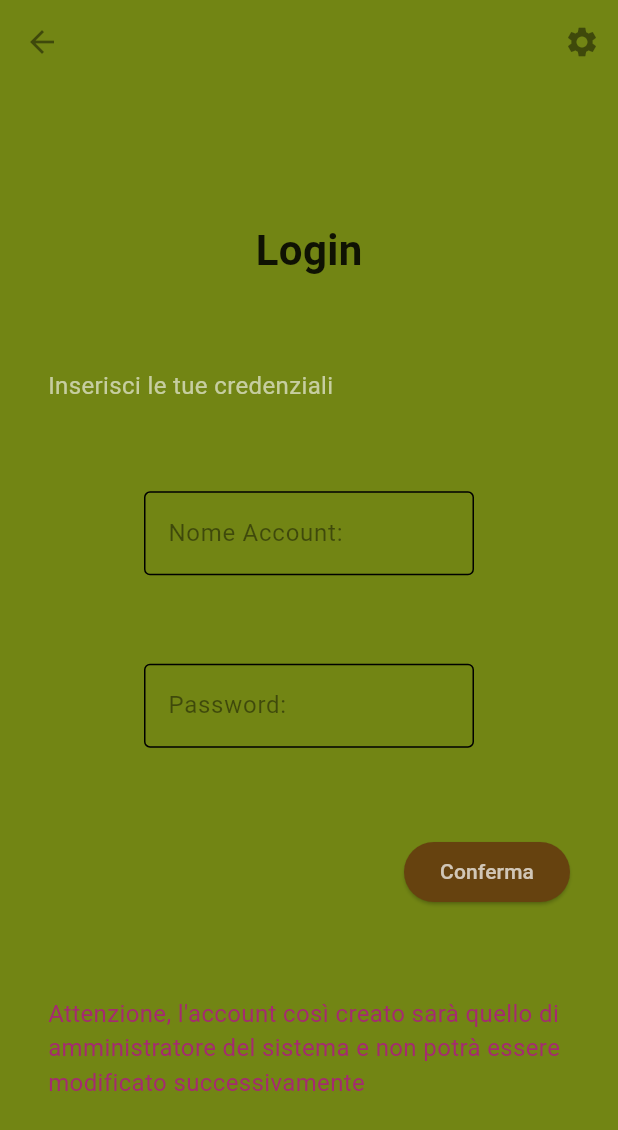
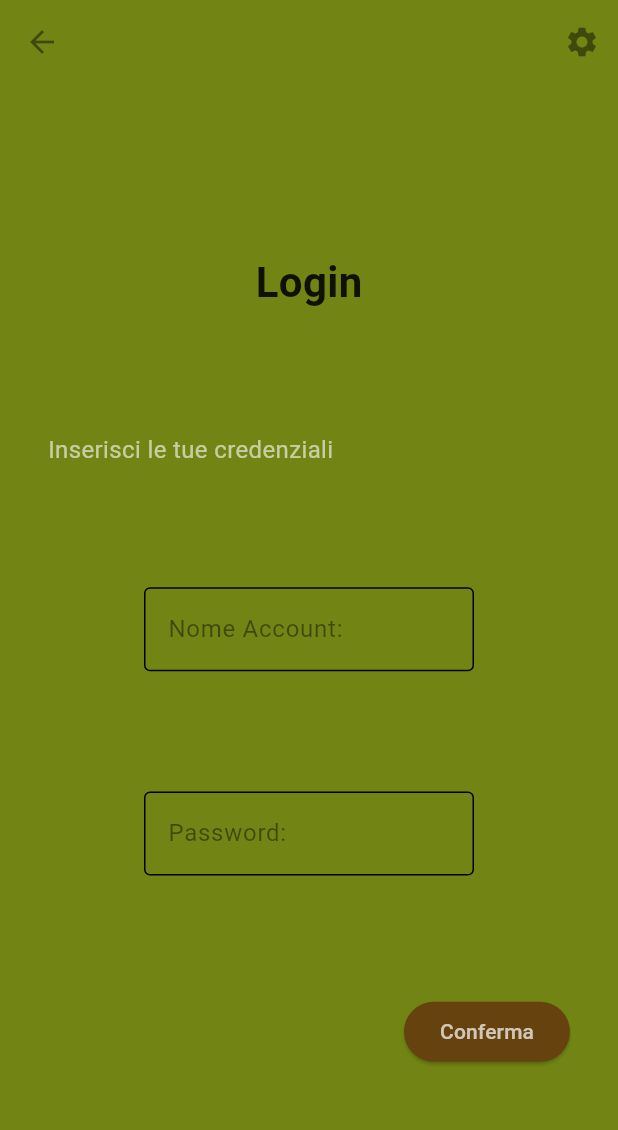
Before and after one commit to LQ95/ingsw_frontend, a Flutter app: the SchermataLogin screen opened directly, on a phone screen of 412 x 824 dp. Shown: the top 1130 px of the screen. Run offline on Flutter 3.47's test engine with Material 2 defaults, Android fonts, the light colour scheme and no system bars; our stand-ins replace quickalert; Roboto replaces fonts that are missing (Segoe UI).

Commit message:
Update SchermataLogin.dart

```diff
--- a/lib/SchermataLogin.dart
+++ b/lib/SchermataLogin.dart
@@ -127,17 +127,6 @@ class  SchermataLogin extends StatelessWidget{
                   )
                 ],
               ),
-              const Row(
-                mainAxisAlignment: MainAxisAlignment.start,
-                children: <Widget>[
-                  Expanded(child: Text(
-                    "Attenzione, l'account così creato sarà quello di amministratore del sistema e non potrà essere modificato successivamente",
-                    style: TextStyle(fontSize: 16,
-                        color: Color(0xFFA52A70)),
-                    overflow: TextOverflow.ellipsis,
-                    maxLines: 3,))
-                ],
-              ),
             ],
           ),
         )
```
